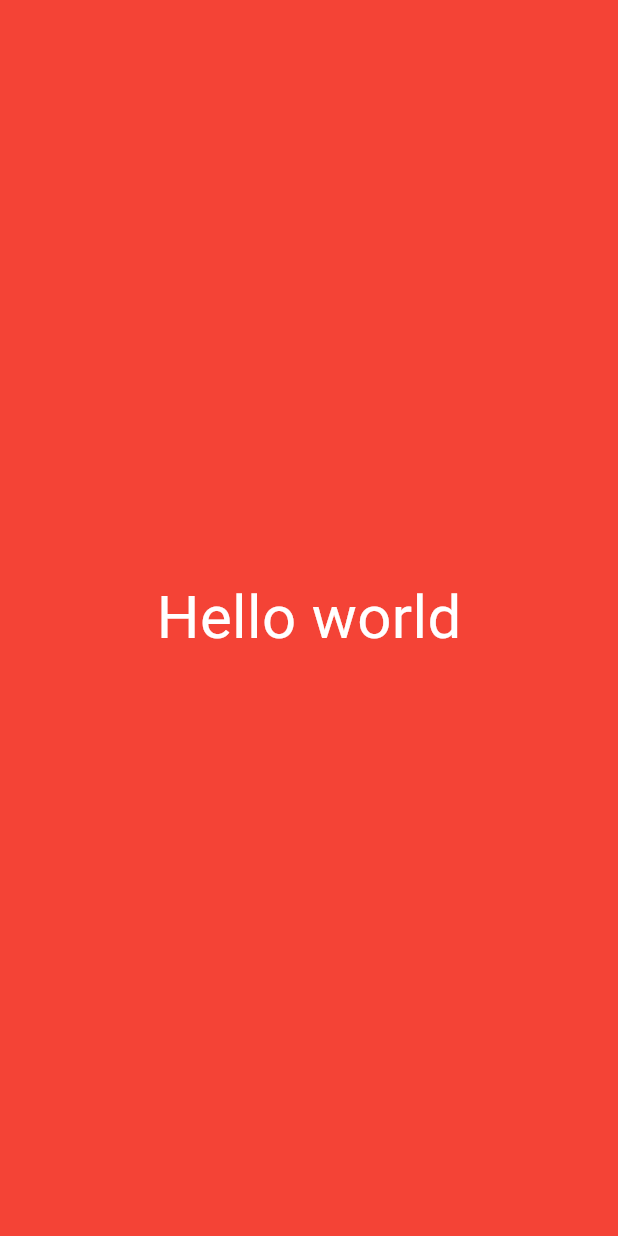
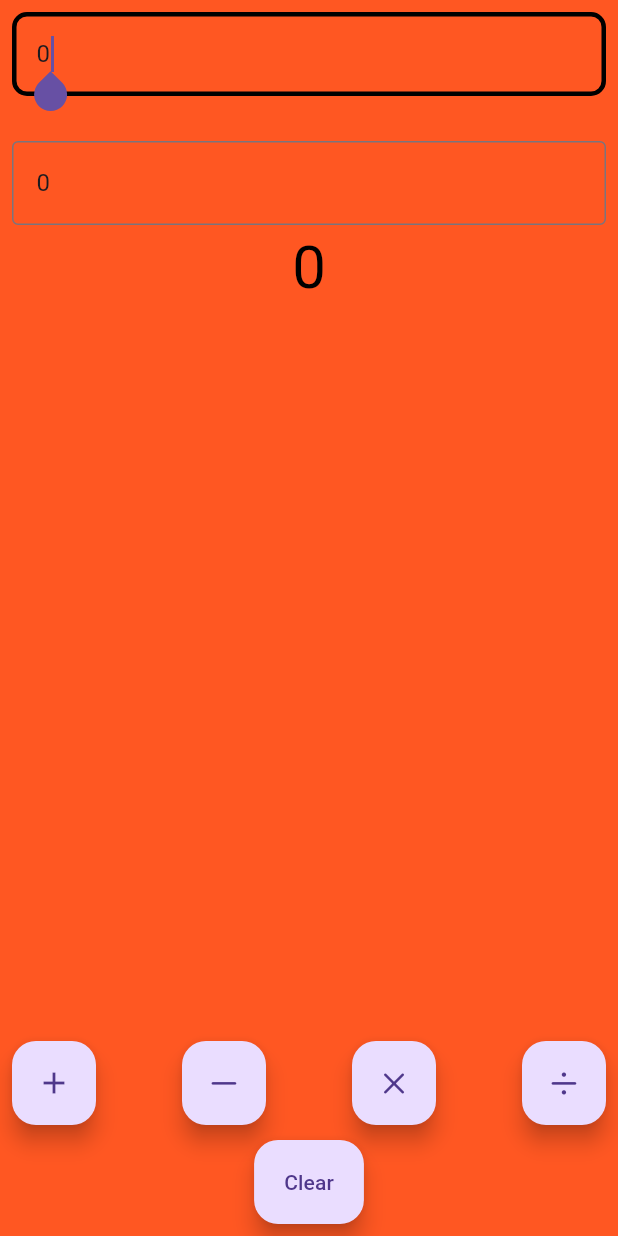
Before and after one commit to Sumit9953/Flutter, a Flutter app: the screen it shows after launch, on a phone screen of 412 x 824 dp. Run offline on Flutter 3.47's test engine with Material 3 defaults, Android fonts, the phone set to English and light mode, and no system bars.

Commit message:
Calculator App

```diff
--- a/lib/app/app.dart
+++ b/lib/app/app.dart
@@ -12,9 +12,9 @@ class MyApp extends StatelessWidget {
   @override
   Widget build(BuildContext context) {
     //it is used for rendring
-    return const MaterialApp(
+    return MaterialApp(
         title: 'Flutter Lean',
-        home:  HomeView()
-        );
+        theme: ThemeData(primarySwatch: Colors.deepOrange),
+        home: const HomeView());
   }
 }
--- /dev/null
+++ b/lib/views/calculator_view.dart
@@ -0,0 +1,177 @@
+import 'package:flutter/cupertino.dart';
+import 'package:flutter/material.dart';
+
+class CalculatorView extends StatefulWidget {
+  const CalculatorView({super.key});
+
+  @override
+  State<CalculatorView> createState() => _CalculatorViewState();
+}
+
+class _CalculatorViewState extends State<CalculatorView> {
+  int x = 0;
+  int y = 0;
+  num ans = 0;
+
+  final displayOneController = TextEditingController();
+  final displayTwoController = TextEditingController();
+
+  late final AppLifecycleListener _listener;
+
+  @override
+  void initState() {
+    super.initState();
+    displayOneController.text = x.toString();
+    displayTwoController.text = y.toString();
+
+    _listener = AppLifecycleListener(
+      onShow: _onShow,
+      onHide: _onHide,
+      onInactive: _onInactive,
+      onRestart: _onRestart,
+      onResume: _onResume,
+      onPause: _onPause,
+      onStateChange: _onStateChange,
+      // onExitRequested: _onExitRequested,
+    );
+  }
+
+  void _onShow() {
+    print("onShow");
+  }
+
+  void _onHide() {
+    print("onHide");
+  }
+
+  void _onInactive() {
+    print("onInactive");
+  }
+
+  void _onRestart() {
+    print("onRestart");
+  }
+
+  void _onResume() {
+    print("onResume");
+  }
+
+  void _onPause() {
+    print("onPause");
+  }
+
+  void _onStateChange(AppLifecycleState state) {
+    print("onStateChange");
+  }
+
+  @override
+  void dispose() {
+    // TODO: implement dispose
+    displayOneController.dispose();
+    displayTwoController.dispose();
+    _listener.dispose();
+    super.dispose();
+  }
+
+  @override
+  Widget build(BuildContext context) {
+    return Padding(
+      padding: EdgeInsets.all(8.0),
+      child: Column(
+        children: [
+          CalculatorDisplay(
+              hint: "Enter first number", controller: displayOneController),
+          const SizedBox(
+            height: 30,
+          ),
+          CalculatorDisplay(
+              hint: "Enter second number", controller: displayTwoController),
+          Text(
+            ans.toString(),
+            style: const TextStyle(fontSize: 40, color: Colors.black),
+          ),
+          const Spacer(),
+          Row(
+            mainAxisAlignment: MainAxisAlignment.spaceBetween,
+            children: [
+              FloatingActionButton(
+                  onPressed: () {
+                    setState(() {
+                      ans = num.tryParse(displayOneController.text)! +
+                          num.tryParse(displayTwoController.text)!;
+                    });
+                  },
+                  child: const Icon(Icons.add)),
+              FloatingActionButton(
+                  onPressed: () {
+                    setState(() {
+                      ans = num.tryParse(displayOneController.text)! -
+                          num.tryParse(displayTwoController.text)!;
+                    });
+                  },
+                  child: const Icon(CupertinoIcons.minus)),
+              FloatingActionButton(
+                  onPressed: () {
+                    setState(() {
+                      ans = num.tryParse(displayOneController.text)! *
+                          num.tryParse(displayTwoController.text)!;
+                    });
+                  },
+                  child: const Icon(CupertinoIcons.multiply)),
+              FloatingActionButton(
+                  onPressed: () {
+                    setState(() {
+                      ans = num.tryParse(displayOneController.text)! *
+                          num.tryParse(displayTwoController.text)!;
+                    });
+                  },
+                  child: const Icon(CupertinoIcons.divide)),
+            ],
+          ),
+          const SizedBox(
+            height: 10,
+          ),
+          FloatingActionButton.extended(
+            onPressed: () {
+              setState(() {
+                x = 0;
+                y = 0;
+                ans = 0;
+                displayOneController.clear();
+                displayTwoController.clear();
+              });
+            },
+            label: const Text("Clear"),
+          )
+          //calculator display
+          //Expand
+          // calculator button
+        ],
+      ),
+    );
+  }
+}
+
+class CalculatorDisplay extends StatelessWidget {
+  const CalculatorDisplay(
+      {super.key, this.hint = "Enter a number", required this.controller});
+
+  final String? hint;
+  final TextEditingController controller;
+
+  @override
+  Widget build(BuildContext context) {
+    return TextField(
+      controller: controller,
+      keyboardType: TextInputType.number,
+      autofocus: true,
+      decoration: InputDecoration(
+          focusedBorder: OutlineInputBorder(
+              borderSide: const BorderSide(color: Colors.black, width: 3.0),
+              borderRadius: BorderRadius.circular(10)),
+          border: const OutlineInputBorder(),
+          hintText: hint,
+          hintStyle: const TextStyle(color: Colors.white)),
+    );
+  }
+}
--- a/lib/views/home_view.dart
+++ b/lib/views/home_view.dart
@@ -1,18 +1,15 @@
 import 'package:flutter/material.dart';
+import 'package:flutter_learn/views/calculator_view.dart';
 
 class HomeView extends StatelessWidget {
   const HomeView({super.key});
 
   @override
   Widget build(BuildContext context) {
-    return Material(
-      child: Container(
-        color: Colors.red,
-        child: const Center(
-            child: Text(
-          "Hello world",
-          style: TextStyle(fontSize: 40, color: Colors.white),
-        )),
+    return const Scaffold(
+      backgroundColor: Colors.deepOrange,
+      body: SafeArea(
+        child: CalculatorView(),
       ),
     );
   }
```
Also changed, not shown: 1 other file.
